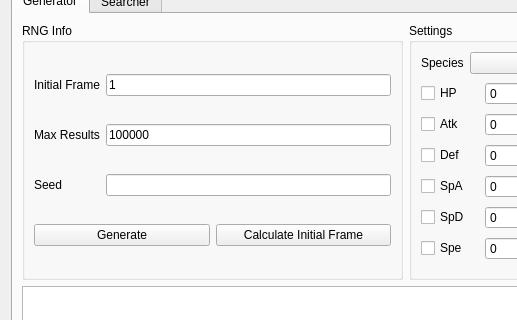
Before: the Qt Designer form Forms/Gen5/Event5.ui in Admiral-Fish/PokeFinder, drawn with Qt 5; both pictures show x 0 to 517 and y 120 to 440 of the 1200 by 700 pixel window.
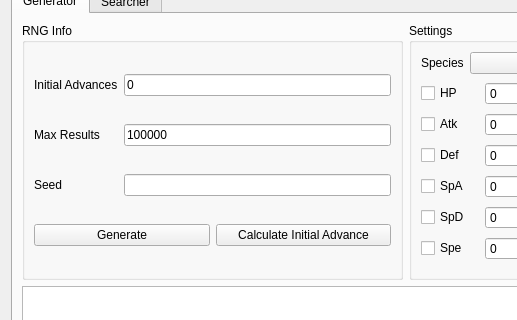
After: the same form once the commit is applied. Custom widgets are drawn as their Qt base class.

Commit message: Rename frame to advance, and start from advance 0

Patch:
```diff
--- a/Forms/Gen5/Event5.ui
+++ b/Forms/Gen5/Event5.ui
@@ -230,7 +230,7 @@
           <item row="0" column="0">
            <widget class="QLabel" name="labelGeneratorInitialFrame">
             <property name="text">
-             <string>Initial Frame</string>
+             <string>Initial Advances</string>
             </property>
            </widget>
           </item>
@@ -240,7 +240,7 @@
              <string/>
             </property>
             <property name="text">
-             <string notr="true">1</string>
+             <string notr="true">0</string>
             </property>
            </widget>
           </item>
@@ -308,7 +308,7 @@
             <item>
              <widget class="QPushButton" name="pushButtonCalculateInitialFrame">
               <property name="text">
-               <string>Calculate Initial Frame</string>
+               <string>Calculate Initial Advance</string>
               </property>
              </widget>
             </item>
```
Left out of the diff: 10 changed lines with no effect on the pictures. The commit also changes 272 other files.
